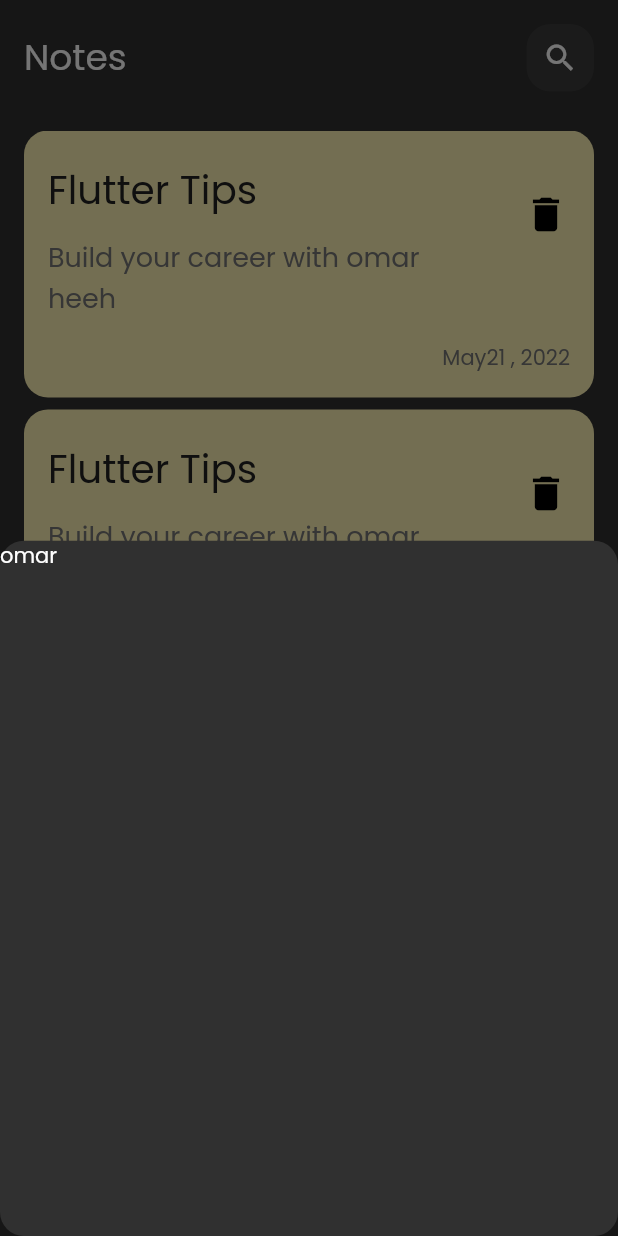
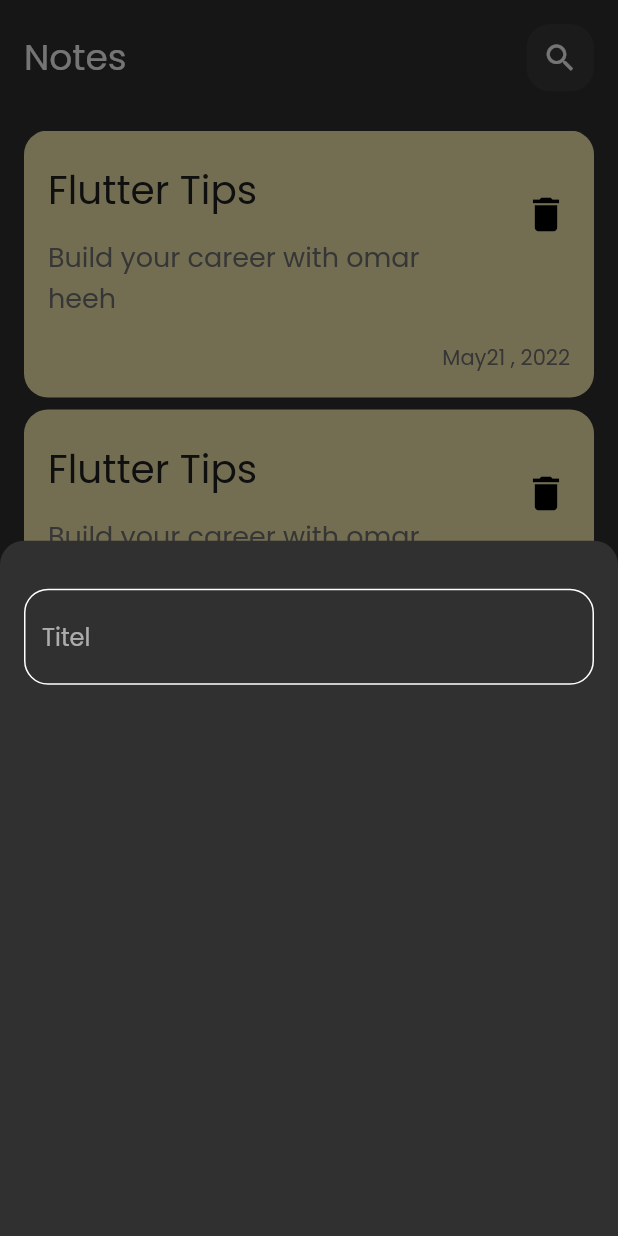
Before and after one commit to omarheeh/notes_app, a Flutter app: the screen it shows after launch, after a tap on the "add" icon, on a phone screen of 412 x 824 dp. Run offline on Flutter 3.47's test engine with Material 2 defaults, Android fonts, the phone set to English and light mode, and no system bars.

Commit message:
create costom text field

```diff
--- /dev/null
+++ b/lib/constens.dart
@@ -0,0 +1 @@
+int KPrimaryColor = 0xff62fcd7;
--- a/lib/view/notes_view.dart
+++ b/lib/view/notes_view.dart
@@ -13,14 +13,15 @@ class NotesView extends StatelessWidget {
       ),
       floatingActionButton: FloatingActionButton(
         shape: RoundedRectangleBorder(
-            borderRadius: BorderRadius.only(
-          topLeft: Radius.circular(16),
-          topRight: Radius.circular(16),
-        )),
+          borderRadius: BorderRadius.circular(16),
+        ),
         onPressed: () {
           showModalBottomSheet(
               shape: RoundedRectangleBorder(
-                  borderRadius: BorderRadius.circular(16)),
+                  borderRadius: BorderRadius.only(
+                topLeft: Radius.circular(16),
+                topRight: Radius.circular(16),
+              )),
               context: context,
               builder: (context) {
                 return AddNoteBottomSheet();
--- a/lib/view/widgets/add_note_bottom_shhet.dart
+++ b/lib/view/widgets/add_note_bottom_shhet.dart
@@ -1,13 +1,24 @@
 import 'package:flutter/material.dart';
+import 'package:noteapp/view/widgets/costom_text_field.dart';
 
 class AddNoteBottomSheet extends StatelessWidget {
   const AddNoteBottomSheet({super.key});
 
   @override
   Widget build(BuildContext context) {
-    return Container(
-      height: 1500,
-      child: Text('omar'),
+    final TextEditingController titelControler = TextEditingController();
+
+    return Padding(
+      padding: const EdgeInsets.symmetric(horizontal: 16),
+      child: Column(
+        children: [
+          SizedBox(height: 32),
+          CostomTextField(
+            hintText: 'Titel',
+            controller: titelControler,
+          ),
+        ],
+      ),
     );
   }
 }
--- /dev/null
+++ b/lib/view/widgets/costom_text_field.dart
@@ -0,0 +1,34 @@
+import 'package:flutter/material.dart';
+import 'package:noteapp/constens.dart';
+
+class CostomTextField extends StatelessWidget {
+  final TextEditingController controller;
+  final String hintText;
+  const CostomTextField({
+    super.key,
+    required this.controller,
+    required this.hintText,
+  });
+
+  @override
+  Widget build(BuildContext context) {
+    return TextField(
+      controller: controller,
+      cursorColor: Color(KPrimaryColor),
+      decoration: InputDecoration(
+        hintText: hintText,
+        border: buildBorder(),
+        enabledBorder: buildBorder(),
+        focusedBorder: buildBorder(
+          Color(KPrimaryColor),
+        ),
+      ),
+    );
+  }
+
+  OutlineInputBorder buildBorder([color]) {
+    return OutlineInputBorder(
+        borderRadius: BorderRadius.circular(16),
+        borderSide: BorderSide(color: color ?? Colors.white));
+  }
+}
--- a/lib/view/widgets/note_view_body.dart
+++ b/lib/view/widgets/note_view_body.dart
@@ -1,6 +1,5 @@
 import 'package:flutter/material.dart';
 import 'package:noteapp/view/widgets/costom_app_bar.dart';
-import 'package:noteapp/view/widgets/costom_note_item.dart';
 import 'package:noteapp/view/widgets/notes_list_view.dart';
 
 class NotesViewBody extends StatelessWidget {
```
